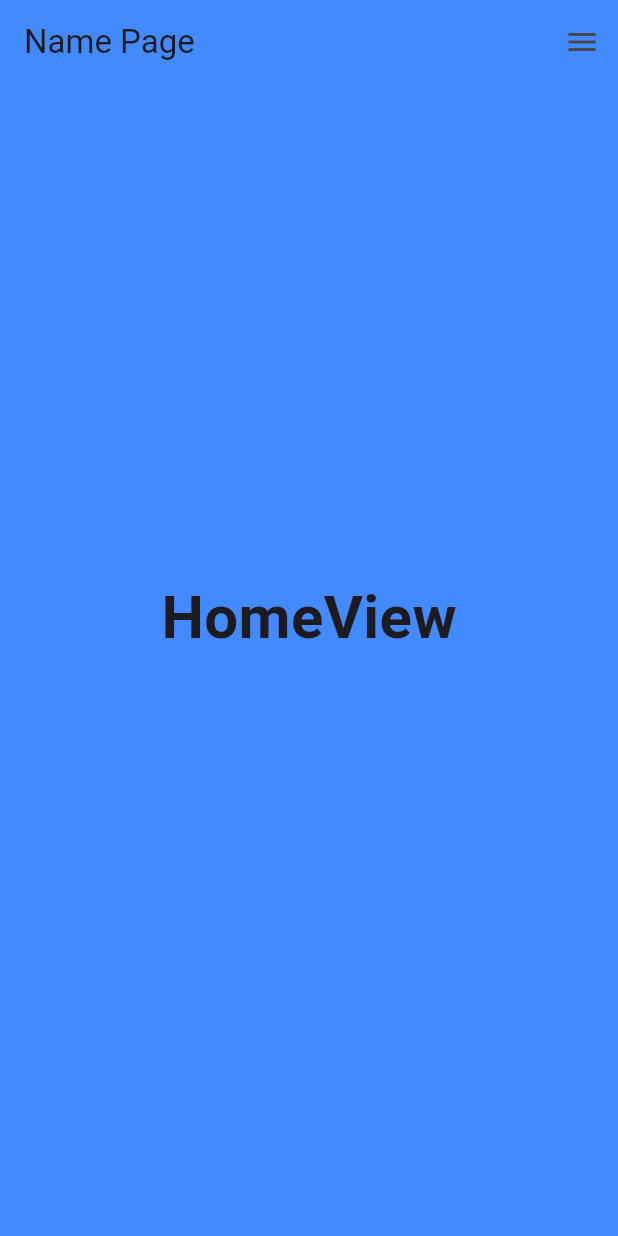
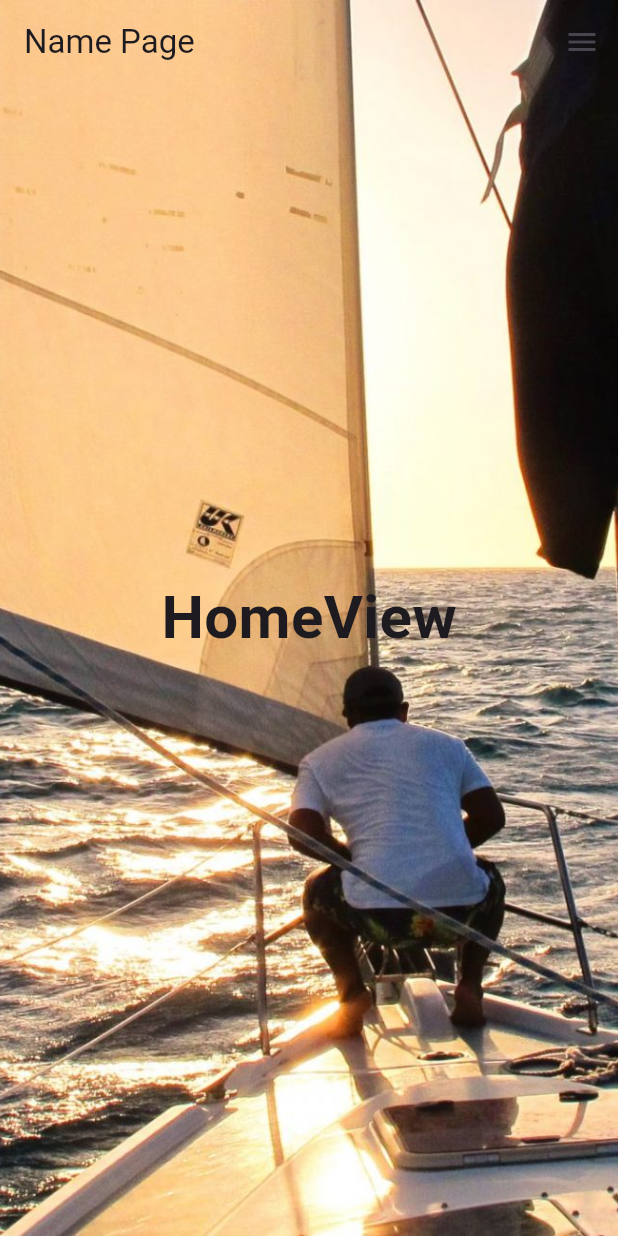
Before and after one commit to milangrisano/veleros-santa-marta, a Flutter app: the screen it shows after launch, on a phone screen of 412 x 824 dp. Run offline on Flutter 3.47's test engine with Material 3 defaults, Android fonts, the phone set to English and light mode, and no system bars; our stand-ins replace fluro; missing offline and left inert: universal_html.

```diff
--- a/lib/ui/view/home_view.dart
+++ b/lib/ui/view/home_view.dart
@@ -6,7 +6,12 @@ class HomeView extends StatelessWidget {
   @override
   Widget build(BuildContext context) {
     return Container(
-      color: Colors.blueAccent,
+       decoration: const BoxDecoration(
+        image: DecorationImage(
+          image: AssetImage('assets/images/background_home.jpg'),
+          fit: BoxFit.cover,
+        )
+      ),
       child: const Center(
         child: Text(
           'HomeView',
```
